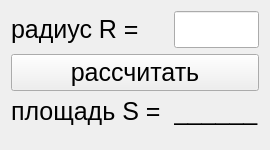
Old version of the form scircle.ui in the repository alxndrp1/azure.
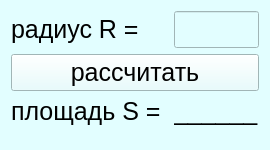
New version of the form.

Commit message: Приложение для расчета площади кргуа с радиусом R разработано и проверенно на контрольном примере

```diff
--- a/scircle.ui
+++ b/scircle.ui
@@ -6,7 +6,7 @@
    <rect>
     <x>0</x>
     <y>0</y>
-    <width>250</width>
+    <width>269</width>
     <height>150</height>
    </rect>
   </property>
@@ -18,6 +18,9 @@
   <property name="windowTitle">
    <string>scircle</string>
   </property>
+  <property name="styleSheet">
+   <string notr="true">background-color: rgb(226, 254, 255);</string>
+  </property>
   <layout class="QFormLayout" name="formLayout">
    <item row="0" column="0">
     <widget class="QLabel" name="label">
```
The commit also changes 2 other files.
